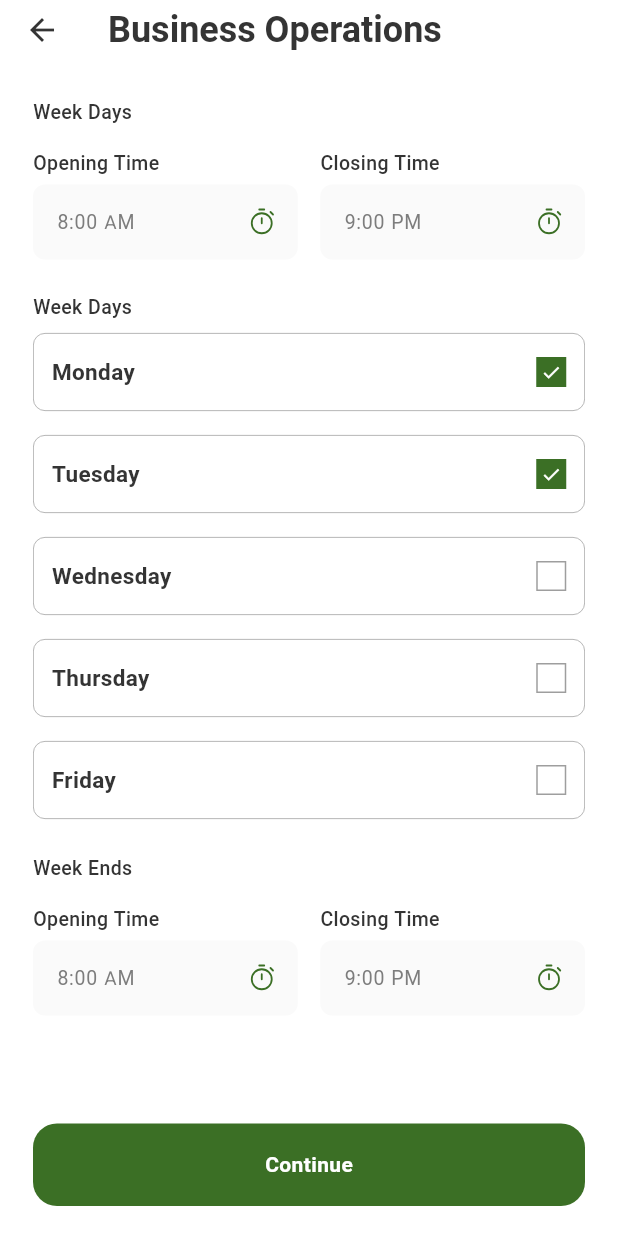
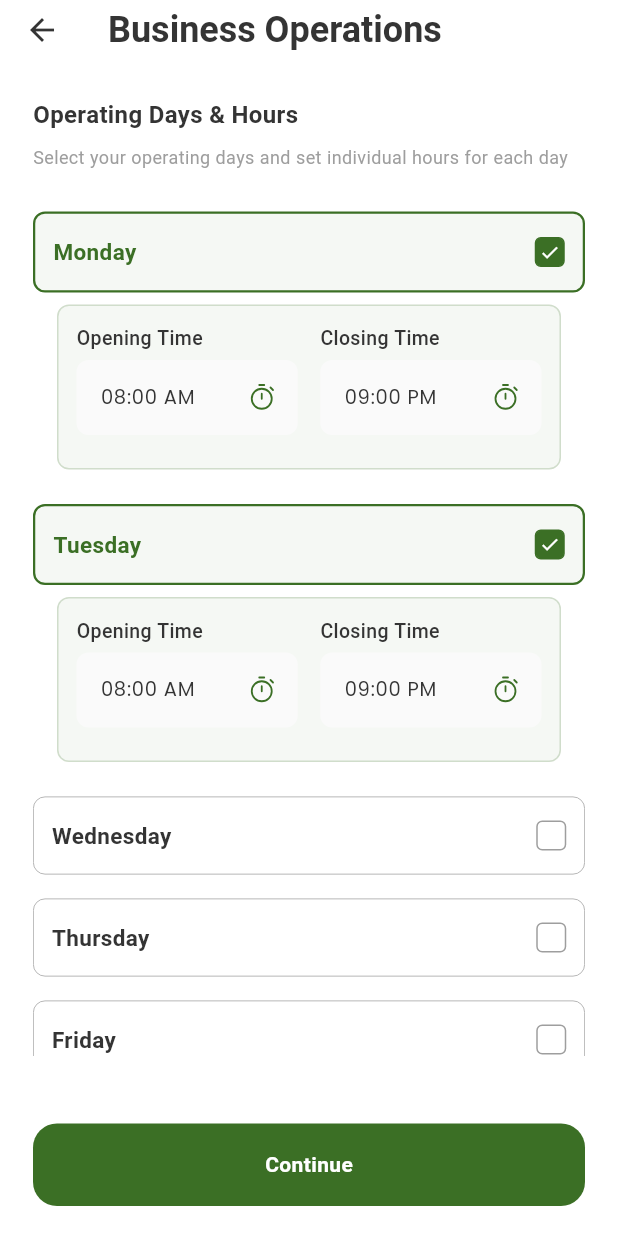
Before and after one commit to gosharpsharp-ng/sharp-vendor, a Flutter app: the BusinessOperationsEntryScreen screen opened by its route, on a phone screen of 412 x 824 dp. Run offline on Flutter 3.47's test engine with Material 3 defaults, Android fonts, the phone set to English and light mode, and no system bars; our stand-ins replace cached_network_image, dio, dotted_border, dotted_line, fl_chart, flutter_rating_bar and 17 more; missing offline and left inert: cloudinary, flutter_google_maps_webservices, flutter_polyline_points, flutter_ringtone_player, zego_uikit_prebuilt_call, zego_uikit_signaling_plugin; accounts and stored records are empty; Roboto replaces fonts that are missing (Satoshi); project files that could hold a hidden picture were left out.

Commit message:
WIP: fixed operating hours logic

```diff
--- a/lib/modules/signup/controllers/sign_up_controller.dart
+++ b/lib/modules/signup/controllers/sign_up_controller.dart
@@ -4,6 +4,27 @@ import 'package:sharpvendor/core/utils/exports.dart';
 import 'package:intl_phone_field/phone_number.dart';
 
 class SignUpController extends GetxController {
+
+  Map<String, Map<String, String>> dayOperatingHours = {
+    'monday': {'openTime': '', 'closeTime': ''},
+    'tuesday': {'openTime': '', 'closeTime': ''},
+    'wednesday': {'openTime': '', 'closeTime': ''},
+    'thursday': {'openTime': '', 'closeTime': ''},
+    'friday': {'openTime': '', 'closeTime': ''},
+    'saturday': {'openTime': '', 'closeTime': ''},
+    'sunday': {'openTime': '', 'closeTime': ''},
+  };
+
+  // Selected Days
+  Map<String, bool> selectedDays = {
+    'monday': false,
+    'tuesday': false,
+    'wednesday': false,
+    'thursday': false,
+    'friday': false,
+    'saturday': false,
+    'sunday': false,
+  };
   late Timer _otpResendTimer;
   int resendOTPAfter = 120;
   String remainingTime = "";
@@ -58,6 +79,171 @@ class SignUpController extends GetxController {
     update();
   }
 
+  // ============ BUSINESS OPERATIONS HOURS ============
+
+  // Business Hours Controllers
+  TextEditingController weekdayOpenTimeController = TextEditingController();
+  TextEditingController weekdayCloseTimeController = TextEditingController();
+  TextEditingController weekendOpenTimeController = TextEditingController();
+  TextEditingController weekendCloseTimeController = TextEditingController();
+
+
+
+  // Initialize default values
+  @override
+  void onInit() {
+    super.onInit();
+    // Set default times
+    dayOperatingHours['monday'] = {'openTime': '08:00 AM', 'closeTime': '09:00 PM'};
+    dayOperatingHours['tuesday'] = {'openTime': '08:00 AM', 'closeTime': '09:00 PM'};
+    dayOperatingHours['wednesday'] = {'openTime': '08:00 AM', 'closeTime': '09:00 PM'};
+    dayOperatingHours['thursday'] = {'openTime': '08:00 AM', 'closeTime': '09:00 PM'};
+    dayOperatingHours['friday'] = {'openTime': '08:00 AM', 'closeTime': '09:00 PM'};
+    dayOperatingHours['saturday'] = {'openTime': '', 'closeTime': ''};
+    dayOperatingHours['sunday'] = {'openTime': '', 'closeTime': ''};
+
+    // Set default selected days (Monday to Friday)
+    selectedDays['monday'] = true;
+    selectedDays['tuesday'] = true;
+    selectedDays['wednesday'] = false;
+    selectedDays['thursday'] = false;
+    selectedDays['friday'] = false;
+    selectedDays['saturday'] = true;
+    selectedDays['sunday'] = true;
+  }
+
+  // Toggle day selection
+  void toggleDaySelection(String day) {
+    selectedDays[day] = !selectedDays[day]!;
+
+    // If day is deselected, clear its operating hours
+    if (!selectedDays[day]!) {
+      dayOperatingHours[day] = {'openTime': '', 'closeTime': ''};
+    } else {
+      // If day is selected and has no times, set default times
+      if (dayOperatingHours[day]!['openTime']!.isEmpty ||
+          dayOperatingHours[day]!['closeTime']!.isEmpty) {
+        dayOperatingHours[day] = {'openTime': '08:00 AM', 'closeTime': '09:00 PM'};
+      }
+    }
+    update();
+  }
+
+  // Select time for specific day
+  Future<void> selectTimeForDay({required String day, required bool isOpeningTime}) async {
+    TimeOfDay? pickedTime = await showTimePicker(
+      context: Get.context!,
+      initialTime: TimeOfDay.now(),
+    );
+
+    if (pickedTime != null) {
+      String formattedTime = formatTimeOfDay(pickedTime);
+
+      if (isOpeningTime) {
+        dayOperatingHours[day]!['openTime'] = formattedTime;
+      } else {
+        dayOperatingHours[day]!['closeTime'] = formattedTime;
+      }
+      update();
+    }
+  }
+
+
+
+  // Generate schedule array for API
+  List<Map<String, dynamic>> generateScheduleArray() {
+    List<Map<String, dynamic>> schedule = [];
+
+    selectedDays.forEach((day, isSelected) {
+      if (isSelected && dayOperatingHours[day] != null) {
+        String openTime = convertTo24Hour(dayOperatingHours[day]!['openTime'] ?? '');
+        String closeTime = convertTo24Hour(dayOperatingHours[day]!['closeTime'] ?? '');
+
+        if (openTime.isNotEmpty && closeTime.isNotEmpty) {
+          schedule.add({
+            "day": day,
+            "open": openTime,
+            "close": closeTime
+          });
+        }
+      }
+    });
+
+    return schedule;
+  }
+
+
+  // Validate business operations form
+  bool validateBusinessOperations() {
+    // Check if at least one day is selected
+    bool hasSelectedDays = selectedDays.values.any((selected) => selected);
+    if (!hasSelectedDays) {
+      showToast(message: "Please select at least one operating day", isError: true);
+      return false;
+    }
+
+    // Validate that each selected day has both opening and closing times
+    for (String day in selectedDays.keys) {
+      if (selectedDays[day]!) {
+        String openTime = dayOperatingHours[day]!['openTime'] ?? '';
+        String closeTime = dayOperatingHours[day]!['closeTime'] ?? '';
+
+        if (openTime.isEmpty || closeTime.isEmpty) {
+          String capitalizedDay = day.substring(0, 1).toUpperCase() + day.substring(1);
+          showToast(
+              message: "Please set both opening and closing times for $capitalizedDay",
+              isError: true
+          );
+          return false;
+        }
+
+        // Validate that closing time is after opening time
+        TimeOfDay openTimeOfDay = parseTimeString(openTime);
+        TimeOfDay closeTimeOfDay = parseTimeString(closeTime);
+
+        if (!isValidTimeRange(openTimeOfDay, closeTimeOfDay)) {
+          String capitalizedDay = day.substring(0, 1).toUpperCase() + day.substring(1);
+          showToast(
+              message: "Closing time must be after opening time for $capitalizedDay",
+              isError: true
+          );
+          return false;
+        }
+      }
+    }
+
+    return true;
+  }
+  // Submit business operations and proceed
+  void submitBusinessOperations() {
+    if (validateBusinessOperations()) {
+      // Operations data is valid, proceed to next screen
+      Get.toNamed(Routes.BANK_INFO_ENTRY_SCREEN);
+    }
+  }
+
+
+// Copy times from one day to another (utility method)
+  void copyTimesToDay(String fromDay, String toDay) {
+    if (dayOperatingHours[fromDay] != null && dayOperatingHours[toDay] != null) {
+      dayOperatingHours[toDay]!['openTime'] = dayOperatingHours[fromDay]!['openTime'] ?? '';
+      dayOperatingHours[toDay]!['closeTime'] = dayOperatingHours[fromDay]!['closeTime'] ?? '';
+      update();
+    }
+  }
+
+// Apply same hours to multiple days (utility method)
+  void applySameHoursToSelectedDays(String openTime, String closeTime) {
+    selectedDays.forEach((day, isSelected) {
+      if (isSelected) {
+        dayOperatingHours[day]!['openTime'] = openTime;
+        dayOperatingHours[day]!['closeTime'] = closeTime;
+      }
+    });
+    update();
+  }
+  // ============ END BUSINESS OPERATIONS HOURS ============
+
   TextEditingController otpController = TextEditingController();
   verifyOtp() async {
     if (signOTPFormKey.currentState!.validate()) {
@@ -65,7 +251,6 @@ class SignUpController extends GetxController {
       dynamic data = {
         'otp': otpController.text,
         'email': emailController.text,
-        // 'phone': filledPhoneNumber?.completeNumber??"",
       };
       APIResponse response = await authService.verifyEmailOtp(data);
       showToast(
@@ -103,23 +288,35 @@ class SignUpController extends GetxController {
 
   TextEditingController firstNameController = TextEditingController();
   TextEditingController lastNameController = TextEditingController();
-  TextEditingController genderController = TextEditingController();
+  TextEditingController restaurantNameController = TextEditingController();
+  TextEditingController restaurantPhoneController = TextEditingController();
   TextEditingController emailController = TextEditingController();
+  TextEditingController restaurantEmailController = TextEditingController();
   TextEditingController phoneNumberController = TextEditingController();
   TextEditingController passwordController = TextEditingController();
   TextEditingController cPasswordController = TextEditingController();
+
   signUp() async {
     if (signUpFormKey.currentState!.validate() &&
         phoneNumberController.text.isNotEmpty) {
       setLoadingState(true);
+
+      // Generate the schedule from the business operations data
+      List<Map<String, dynamic>> schedule = generateScheduleArray();
+
       dynamic data = {
         'fname': firstNameController.text,
         'lname': lastNameController.text,
         'email': emailController.text,
         'phone': filledPhoneNumber?.completeNumber ?? '',
-        'as_rider': false,
         'password': passwordController.text,
+        "restaurant_name": restaurantNameController.text,
+        "restaurant_phone": restaurantPhoneController.text,
+        "restaurant_email": restaurantEmailController.text,
+        "cuisine_type": "Italian",
+        "schedule": schedule // Use the dynamically generated schedule
       };
+
       APIResponse response = await authService.signup(data);
       showToast(
           message: response.message, isError: response.status != "success");
@@ -130,6 +327,7 @@ class SignUpController extends GetxController {
       }
     }
   }
+
   // Business Information Entry
   final ImagePicker _picker = ImagePicker();
   String? parcelImage;
@@ -146,7 +344,6 @@ class SignUpController extends GetxController {
       update();
     }
   }
-
 
   // Bank Details Entry
   List<BankModel> originalBanks = [];
@@ -200,7 +397,6 @@ class SignUpController extends GetxController {
     update();
   }
 
-
   final payoutAccountFormKey = GlobalKey<FormState>();
   TextEditingController accountNumberController = TextEditingController();
   TextEditingController bankNameController = TextEditingController();
--- a/lib/modules/signup/views/business_operations_entry_screen.dart
+++ b/lib/modules/signup/views/business_operations_entry_screen.dart
@@ -21,10 +21,9 @@ class BusinessOperationsEntryScreen extends GetView<SignUpController> {
             backgroundColor: AppColors.backgroundColor,
             bottomNavigationBar: Container(
               padding: EdgeInsets.symmetric(horizontal: 22.sp, vertical: 20.sp),
-              child:  CustomButton(
+              child: CustomButton(
                 onPressed: () {
-                  // signUpController.signUp();
-                  Get.toNamed(Routes.BANK_INFO_ENTRY_SCREEN);
+                  signUpController.submitBusinessOperations();
                 },
                 isBusy: signUpController.isLoading,
                 title: "Continue",
@@ -42,36 +41,122 @@ class BusinessOperationsEntryScreen extends GetView<SignUpController> {
                   crossAxisAlignment: CrossAxisAlignment.start,
                   children: [
                     customText(
-                      "Week Days",
+                      "Operating Days & Hours",
                       color: AppColors.blackColor,
-                      fontSize: 13.sp,
-                      fontWeight: FontWeight.w500,
+                      fontSize: 16.sp,
+                      fontWeight: FontWeight.w600,
                     ),
-                    SizedBox(height: 15.h,),
-                    Row(
+                    SizedBox(height: 8.h),
+                    customText(
+                      "Select your operating days and set individual hours for each day",
+                      color: AppColors.greyColor,
+                      fontSize: 12.sp,
+                      fontWeight: FontWeight.w400,
+                    ),
+                    SizedBox(height: 20.h),
+
+                    // Monday
+                    OpeningDayWidget(
+                      day: "Monday",
+                      isSelected: signUpController.selectedDays['monday']!,
+                      onTap: () => signUpController.toggleDaySelection('monday'),
+                    ),
+                    if (signUpController.selectedDays['monday']!)
+                      _buildTimeSelectionRow(signUpController, 'monday'),
+
+                    // Tuesday
+                    OpeningDayWidget(
+                      day: "Tuesday",
+                      isSelected: signUpController.selectedDays['tuesday']!,
+                      onTap: () => signUpController.toggleDaySelection('tuesday'),
+                    ),
+                    if (signUpController.selectedDays['tuesday']!)
+                      _buildTimeSelectionRow(signUpController, 'tuesday'),
+
+                    // Wednesday
+                    OpeningDayWidget(
+                      day: "Wednesday",
+                      isSelected: signUpController.selectedDays['wednesday']!,
+                      onTap: () => signUpController.toggleDaySelection('wednesday'),
+                    ),
+                    if (signUpController.selectedDays['wednesday']!)
+                      _buildTimeSelectionRow(signUpController, 'wednesday'),
+
+                    // Thursday
+                    OpeningDayWidget(
+                      day: "Thursday",
+                      isSelected: signUpController.selectedDays['thursday']!,
+                      onTap: () => signUpController.toggleDaySelection('thursday'),
+                    ),
+                    if (signUpController.selectedDays['thursday']!)
+                      _buildTimeSelectionRow(signUpController, 'thursday'),
+
+                    // Friday
+                    OpeningDayWidget(
+                      day: "Friday",
+                      isSelected: signUpController.selectedDays['friday']!,
+                      onTap: () => signUpController.toggleDaySelection('friday'),
+                    ),
+                    if (signUpController.selectedDays['friday']!)
+                      _buildTimeSelectionRow(signUpController, 'friday'),
+
+                    // Saturday
+                    OpeningDayWidget(
+                      day: "Saturday",
+                      isSelected: signUpController.selectedDays['saturday']!,
+                      onTap: () => signUpController.toggleDaySelection('saturday'),
+                    ),
+                    if (signUpController.selectedDays['saturday']!)
+                      _buildTimeSelectionRow(signUpController, 'saturday'),
+
+                    // Sunday
+                    OpeningDayWidget(
+                      day: "Sunday",
+                      isSelected: signUpController.selectedDays['sunday']!,
+                      onTap: () => signUpController.toggleDaySelection('sunday'),
+                    ),
+                    if (signUpController.selectedDays['sunday']!)
+                      _buildTimeSelectionRow(signUpController, 'sunday'),
+
+                    SizedBox(height: 30.h),
+                  ],
+                ),
+              ),
+            ),
+          ),
+        );
+      },
+    );
+  }
+
+  Widget _buildTimeSelectionRow(SignUpController controller, String day) {
+    return Container(
+      margin: EdgeInsets.only(left: 16.w, right: 16.w, bottom: 15.h),
+      padding: EdgeInsets.all(12.sp),
+      decoration: BoxDecoration(
+        color: AppColors.primaryColor.withOpacity(0.05),
+        borderRadius: BorderRadius.circular(8.r),
+        border: Border.all(color: AppColors.primaryColor.withOpacity(0.2)),
+      ),
+      child: Row(
         children: [
           Expanded(
             child: ClickableCustomRoundedInputField(
-                            onPressed: ()async {
-                              await showTimePicker(
-                              initialTime: TimeOfDay.now(),
-                              context: context,
-                              );
+              onPressed: () async {
+                await controller.selectTimeForDay(day: day, isOpeningTime: true);
               },
               title: "Opening Time",
-                            label: "8:00 AM",
+              label: controller.dayOperatingHours[day]?['openTime'] ?? "Select Time",
               showLabel: true,
               readOnly: true,
               isRequired: true,
               hasTitle: true,
-                            controller:
-                            signUpController.firstNameController,
+              controller: TextEditingController(
+                text: controller.dayOperatingHours[day]?['openTime'] ?? "",
+              ),
               suffixWidget: IconButton(
-                              onPressed: ()async {
-                                await showTimePicker(
-                                  initialTime: TimeOfDay.now(),
-                                  context: context,
-                                );
+                onPressed: () async {
+                  await controller.selectTimeForDay(day: day, isOpeningTime: true);
                 },
                 icon: SvgPicture.asset(
                   SvgAssets.timeIcon,
@@ -83,84 +168,21 @@ class BusinessOperationsEntryScreen extends GetView<SignUpController> {
           SizedBox(width: 15.w),
           Expanded(
             child: ClickableCustomRoundedInputField(
-                            onPressed: ()async {
-                              await showTimePicker(
-                                initialTime: TimeOfDay.now(),
-                                context: context,
-                              );
+              onPressed: () async {
+                await controller.selectTimeForDay(day: day, isOpeningTime: false);
               },
               title: "Closing Time",
-                            label: "9:00 PM",
+              label: controller.dayOperatingHours[day]?['closeTime'] ?? "Select Time",
               showLabel: true,
               isRequired: true,
               hasTitle: true,
               readOnly: true,
-                            controller:
-                            signUpController.firstNameController,
-
+              controller: TextEditingController(
+                text: controller.dayOperatingHours[day]?['closeTime'] ?? "",
+              ),
               suffixWidget: IconButton(
-                              onPressed: ()async {
-                                await showTimePicker(
-                                  initialTime: TimeOfDay.now(),
-                                  context: context,
-                                );
-                              },
-                              icon: SvgPicture.asset(
-                                SvgAssets.timeIcon,
-                                color: AppColors.primaryColor,
-                              ),
-                            ),
-                          ),
-
-                        ),
-                      ],
-                    ),
-                    SizedBox(height: 12.sp,),
-                    customText(
-                      "Week Days",
-                      color: AppColors.blackColor,
-                      fontSize: 13.sp,
-                      fontWeight: FontWeight.w500,
-                    ),
-
-                    OpeningDayWidget(day: "Monday",isSelected: true,),
-                    OpeningDayWidget(day: "Tuesday",isSelected: true,),
-                    OpeningDayWidget(day: "Wednesday",),
-                    OpeningDayWidget(day: "Thursday",),
-                    OpeningDayWidget(day: "Friday",),
-                    SizedBox(height: 15.h,),
-
-                    customText(
-                      "Week Ends",
-                      color: AppColors.blackColor,
-                      fontSize: 13.sp,
-                      fontWeight: FontWeight.w500,
-                    ),
-                    SizedBox(height: 15.h,),
-                    Row(
-                      children: [
-                        Expanded(
-                          child: ClickableCustomRoundedInputField(
-                            onPressed: ()async {
-                              await showTimePicker(
-                                initialTime: TimeOfDay.now(),
-                                context: context,
-                              );
-                            },
-                            title: "Opening Time",
-                            label: "8:00 AM",
-                            showLabel: true,
-                            readOnly: true,
-                            isRequired: true,
-                            hasTitle: true,
-                            controller:
-                            signUpController.firstNameController,
-                            suffixWidget: IconButton(
-                              onPressed: ()async {
-                                await showTimePicker(
-                                  initialTime: TimeOfDay.now(),
-                                  context: context,
-                                );
+                onPressed: () async {
+                  await controller.selectTimeForDay(day: day, isOpeningTime: false);
                 },
                 icon: SvgPicture.asset(
                   SvgAssets.timeIcon,
@@ -169,84 +191,68 @@ class BusinessOperationsEntryScreen extends GetView<SignUpController> {
               ),
             ),
           ),
-                        SizedBox(width: 15.w),
-                        Expanded(
-                          child: ClickableCustomRoundedInputField(
-                            onPressed: ()async {
-                              await showTimePicker(
-                                initialTime: TimeOfDay.now(),
-                                context: context,
-                              );
-                            },
-                            title: "Closing Time",
-                            label: "9:00 PM",
-                            showLabel: true,
-                            isRequired: true,
-                            hasTitle: true,
-                            readOnly: true,
-                            controller:
-                            signUpController.firstNameController,
-
-                            suffixWidget: IconButton(
-                              onPressed: ()async {
-                                await showTimePicker(
-                                  initialTime: TimeOfDay.now(),
-                                  context: context,
-                                );
-                              },
-                              icon: SvgPicture.asset(
-                                SvgAssets.timeIcon,
-                                color: AppColors.primaryColor,
-                              ),
-                            ),
-                          ),
-
-                        ),
-                      ],
-                    ),
-                    SizedBox(height: 15.h,),
-                    OpeningDayWidget(day: "Saturday",isSelected: true,),
-                    OpeningDayWidget(day: "Sunday",isSelected: true,),
-                  ],
-                ),
-              ),
-            ),
-          ),
-        );
-      },
-    );
-  }
-}
-
-
-class OpeningDayWidget extends StatelessWidget {
-  final bool isSelected;
-  final String day;
-  const OpeningDayWidget({super.key, this.isSelected=false, required this.day});
-
-  @override
-  Widget build(BuildContext context) {
-    return Container(
-      padding: EdgeInsets.symmetric(horizontal: 12.w,vertical: 15.h),
-      margin: EdgeInsets.symmetric(horizontal: 0.w,vertical: 8.h),
-      decoration: BoxDecoration(border: Border.all(color:AppColors.greyColor,width: 0.5),borderRadius: BorderRadius.circular(8.r)),
-      child: Row(
-        mainAxisAlignment: MainAxisAlignment.spaceBetween,
-        children: [
-          customText(day,fontSize: 15.sp, fontWeight: FontWeight.w600,color: AppColors.blackColor),
-       Container(
-         // padding: EdgeInsets.all(5.sp),
-         decoration: BoxDecoration(
-           color:  isSelected?AppColors.primaryColor:AppColors.transparent,
-           border: Border.all(width: 1, color: isSelected?AppColors.primaryColor:AppColors.greyColor),
-           shape: BoxShape.rectangle,
-         ),
-         height: 20.sp,
-         width: 20.sp,
-         child: Center(child:isSelected? Icon(Icons.check,size: 14.sp,color: AppColors.whiteColor,):SizedBox.shrink()),
-       )
         ],
       ),
     );
   }
 }
+
+class OpeningDayWidget extends StatelessWidget {
+  final bool isSelected;
+  final String day;
+  final VoidCallback? onTap;
+
+  const OpeningDayWidget({
+    super.key,
+    this.isSelected = false,
+    required this.day,
+    this.onTap,
+  });
+
+  @override
+  Widget build(BuildContext context) {
+    return GestureDetector(
+      onTap: onTap,
+      child: Container(
+        padding: EdgeInsets.symmetric(horizontal: 12.w, vertical: 15.h),
+        margin: EdgeInsets.symmetric(horizontal: 0.w, vertical: 8.h),
+        decoration: BoxDecoration(
+          border: Border.all(
+            color: isSelected ? AppColors.primaryColor : AppColors.greyColor,
+            width: isSelected ? 1.5 : 0.5,
+          ),
+          borderRadius: BorderRadius.circular(8.r),
+          color: isSelected ? AppColors.primaryColor.withOpacity(0.05) : AppColors.transparent,
+        ),
+        child: Row(
+          mainAxisAlignment: MainAxisAlignment.spaceBetween,
+          children: [
+            customText(
+              day,
+              fontSize: 15.sp,
+              fontWeight: FontWeight.w600,
+              color: isSelected ? AppColors.primaryColor : AppColors.blackColor,
+            ),
+            Container(
+              decoration: BoxDecoration(
+                color: isSelected ? AppColors.primaryColor : AppColors.transparent,
+                border: Border.all(
+                  width: 1,
+                  color: isSelected ? AppColors.primaryColor : AppColors.greyColor,
+                ),
+                borderRadius: BorderRadius.circular(4.r),
+              ),
+              height: 20.sp,
+              width: 20.sp,
+              child: Center(
+                child: isSelected
+                    ? Icon(Icons.check, size: 14.sp, color: AppColors.whiteColor)
+                    : SizedBox.shrink(),
+              ),
+            )
+          ],
+        ),
+      ),
+    );
+  }
+}
```
Also changed, not shown: lib/core/utils/helpers.dart (+64 -0 lines), lib/modules/settings/views/settings_home_screen.dart (+57 -56 lines). Lines whose indentation alone changed are shown as unchanged.
